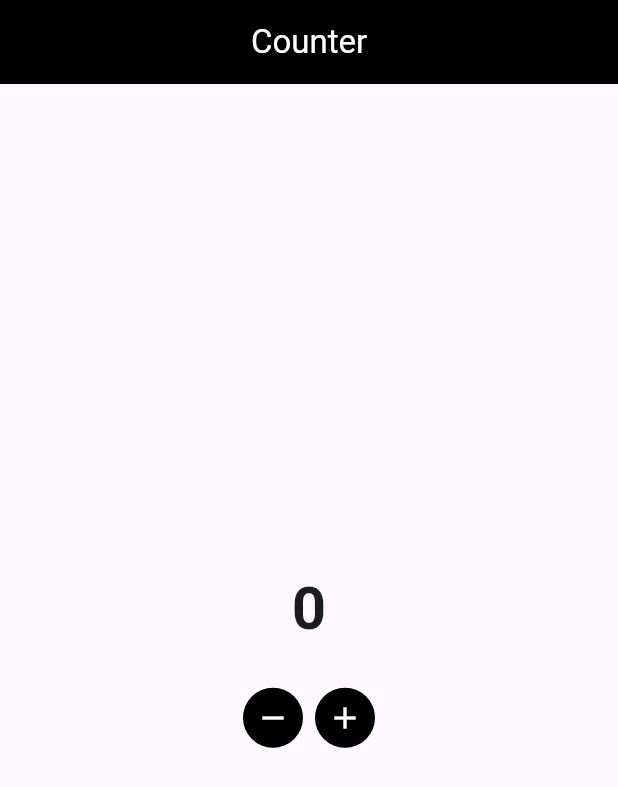
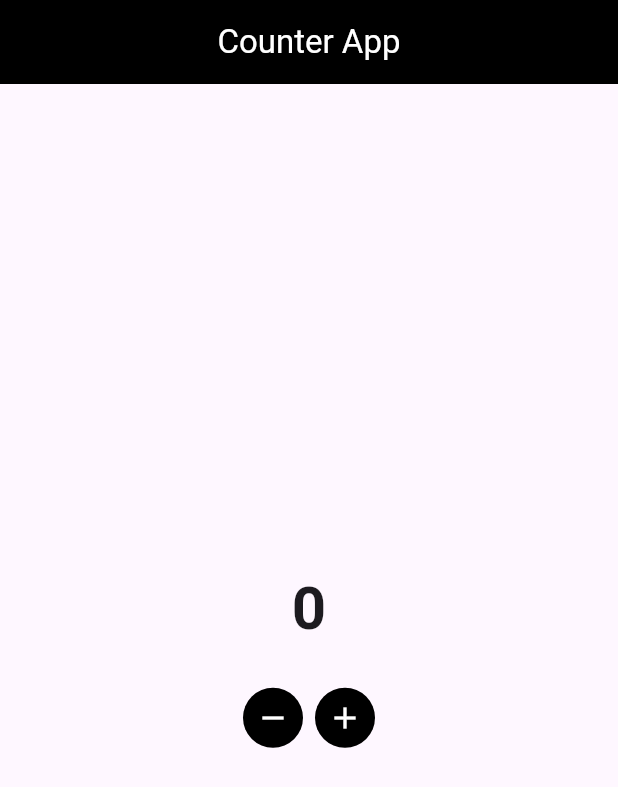
Before and after one commit to sayedabdul-aziz/DEPI-G1, a Flutter app: the screen it shows after launch, on a phone screen of 412 x 824 dp. Shown: the top 787 px of the screen. Run offline on Flutter 3.47's test engine with Material 3 defaults, Android fonts, the phone set to English and light mode, and no system bars; our stand-ins replace flutter_bloc.

Commit message:
update app bar

```diff
--- a/counter_with_cubit/lib/page/counter_screen.dart
+++ b/counter_with_cubit/lib/page/counter_screen.dart
@@ -14,7 +14,7 @@ class CounterScreen extends StatelessWidget {
       child: Scaffold(
         appBar: AppBar(
           backgroundColor: Colors.black,
-          title: Text('Counter', style: TextStyle(color: Colors.white)),
+          title: Text('Counter App', style: TextStyle(color: Colors.white)),
           centerTitle: true,
         ),
         body: BlocConsumer<CounterBloc, CounterBlocState>(
```
